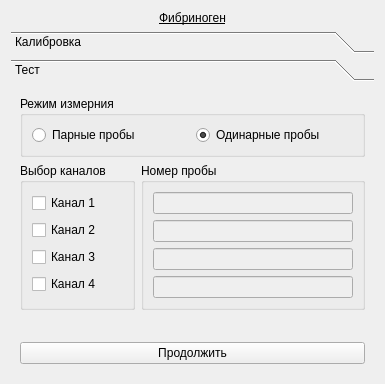
Before: the Qt Designer form choisedialog/ko3.ui in krang4d/Agrekola, drawn with Qt 5.
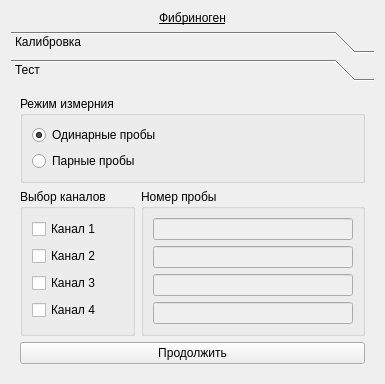
After: the same form once the commit is applied.

Commit message: load parameters form xml to form ko1

What changed in the file:
```diff
--- a/choisedialog/ko3.ui
+++ b/choisedialog/ko3.ui
@@ -221,14 +221,7 @@
          <property name="checkable">
           <bool>false</bool>
          </property>
-         <layout class="QHBoxLayout" name="horizontalLayout_2">
-          <item>
-           <widget class="QRadioButton" name="radioButton_testDouble">
-            <property name="text">
-             <string>Парные пробы</string>
-            </property>
-           </widget>
-          </item>
+         <layout class="QVBoxLayout" name="verticalLayout_6">
           <item>
            <widget class="QRadioButton" name="radioButton_testSingle">
             <property name="text">
@@ -239,6 +232,13 @@
             </property>
            </widget>
           </item>
+          <item>
+           <widget class="QRadioButton" name="radioButton_testDouble">
+            <property name="text">
+             <string>Парные пробы</string>
+            </property>
+           </widget>
+          </item>
          </layout>
         </widget>
        </item>
```
Left out of the diff: 7 changed lines with no effect on the pictures. The commit also changes 5 other files.
